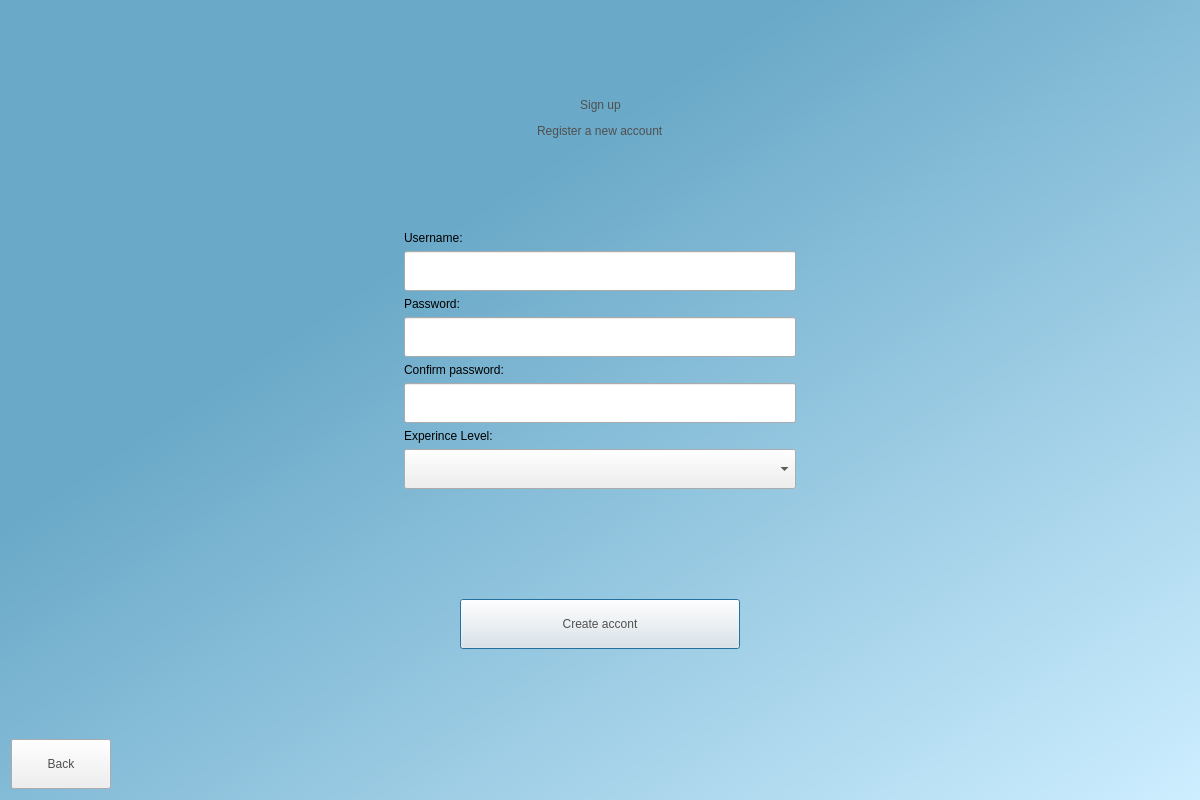
Qt form Design/create_account.ui (MazsolasPuding/PollenAnnotationTool) before a commit.
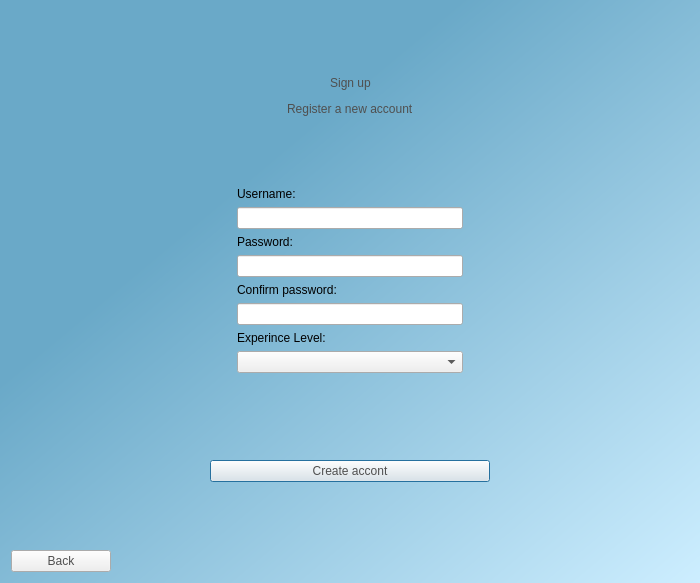
The same form after that commit. Icons and pictures are not drawn.

Patch:
```diff
--- a/Design/create_account.ui
+++ b/Design/create_account.ui
@@ -9,8 +9,8 @@
    <rect>
     <x>0</x>
     <y>0</y>
-    <width>1200</width>
-    <height>800</height>
+    <width>700</width>
+    <height>583</height>
    </rect>
   </property>
   <property name="sizePolicy">
@@ -40,10 +40,13 @@
      <property name="orientation">
       <enum>Qt::Vertical</enum>
      </property>
+     <property name="sizeType">
+      <enum>QSizePolicy::Expanding</enum>
+     </property>
      <property name="sizeHint" stdset="0">
       <size>
        <width>20</width>
-       <height>40</height>
+       <height>20</height>
       </size>
      </property>
     </spacer>
@@ -69,7 +72,7 @@
         <bool>false</bool>
        </property>
        <property name="sizePolicy">
-        <sizepolicy hsizetype="Maximum" vsizetype="Fixed">
+        <sizepolicy hsizetype="Maximum" vsizetype="Minimum">
          <horstretch>100</horstretch>
          <verstretch>0</verstretch>
         </sizepolicy>
@@ -118,7 +121,7 @@
      <item>
       <widget class="QLabel" name="label_2">
        <property name="sizePolicy">
-        <sizepolicy hsizetype="Maximum" vsizetype="Fixed">
+        <sizepolicy hsizetype="Maximum" vsizetype="Minimum">
          <horstretch>0</horstretch>
          <verstretch>0</verstretch>
         </sizepolicy>
@@ -151,10 +154,13 @@
      <property name="orientation">
       <enum>Qt::Vertical</enum>
      </property>
+     <property name="sizeType">
+      <enum>QSizePolicy::Expanding</enum>
+     </property>
      <property name="sizeHint" stdset="0">
       <size>
        <width>20</width>
-       <height>40</height>
+       <height>20</height>
       </size>
      </property>
     </spacer>
@@ -188,10 +194,16 @@
        </item>
        <item>
         <widget class="QLineEdit" name="usernameEdit">
+         <property name="sizePolicy">
+          <sizepolicy hsizetype="Expanding" vsizetype="Minimum">
+           <horstretch>0</horstretch>
+           <verstretch>0</verstretch>
+          </sizepolicy>
+         </property>
          <property name="minimumSize">
           <size>
            <width>0</width>
-           <height>40</height>
+           <height>0</height>
           </size>
          </property>
          <property name="styleSheet">
@@ -211,10 +223,16 @@
        </item>
        <item>
         <widget class="QLineEdit" name="passwordEdit">
+         <property name="sizePolicy">
+          <sizepolicy hsizetype="Expanding" vsizetype="Minimum">
+           <horstretch>0</horstretch>
+           <verstretch>0</verstretch>
+          </sizepolicy>
+         </property>
          <property name="minimumSize">
           <size>
            <width>0</width>
-           <height>40</height>
+           <height>0</height>
           </size>
          </property>
          <property name="styleSheet">
@@ -237,7 +255,7 @@
          <property name="minimumSize">
           <size>
            <width>0</width>
-           <height>40</height>
+           <height>0</height>
           </size>
          </property>
          <property name="styleSheet">
@@ -260,7 +278,7 @@
          <property name="minimumSize">
           <size>
            <width>0</width>
-           <height>40</height>
+           <height>0</height>
           </size>
          </property>
          <property name="editable">
@@ -327,7 +345,7 @@
      <property name="sizeHint" stdset="0">
       <size>
        <width>20</width>
-       <height>40</height>
+       <height>20</height>
       </size>
      </property>
     </spacer>
@@ -358,7 +376,7 @@
        <property name="minimumSize">
         <size>
          <width>280</width>
-         <height>50</height>
+         <height>0</height>
         </size>
        </property>
        <property name="acceptDrops">
@@ -400,7 +418,7 @@
      <property name="sizeHint" stdset="0">
       <size>
        <width>20</width>
-       <height>40</height>
+       <height>20</height>
       </size>
      </property>
     </spacer>
@@ -416,7 +434,7 @@
      <property name="minimumSize">
       <size>
        <width>100</width>
-       <height>50</height>
+       <height>0</height>
       </size>
      </property>
      <property name="acceptDrops">
```
Left out of the diff: 4 changed lines with no effect on the pictures.
